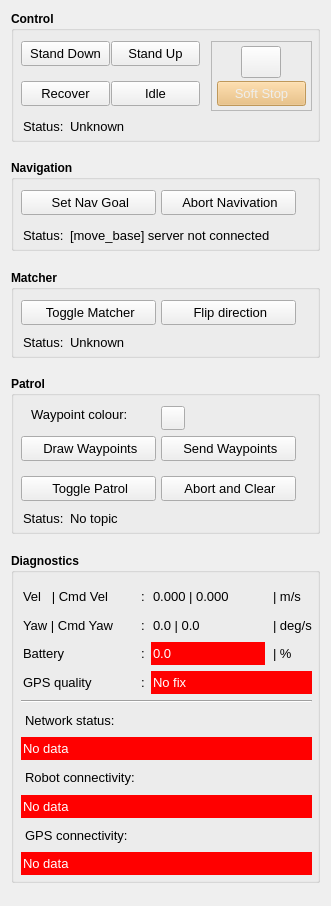
This is mapviz_plugins/ui/ugi_basestation_config.ui in ICE9-Robotics/mapviz as Qt 5 draws it before an edit. The edited form follows.
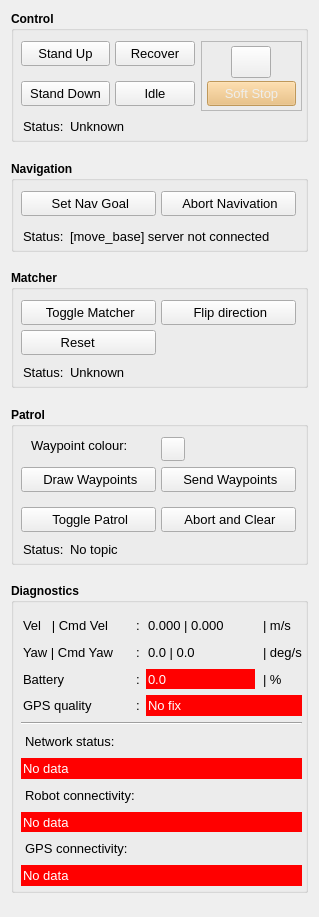
This is the edited form. Icons and pictures are not drawn. Custom widgets are drawn as their Qt base class.

Commit message: added matcher reset

The edit to the form file:
```diff
--- a/mapviz_plugins/ui/ugi_basestation_config.ui
+++ b/mapviz_plugins/ui/ugi_basestation_config.ui
@@ -6,8 +6,8 @@
    <rect>
     <x>0</x>
     <y>0</y>
-    <width>331</width>
-    <height>906</height>
+    <width>319</width>
+    <height>917</height>
    </rect>
   </property>
   <property name="windowTitle">
@@ -37,12 +37,18 @@
      <widget class="QPushButton" name="pushButtonModeIdle">
       <property name="geometry">
        <rect>
-        <x>100</x>
+        <x>104</x>
         <y>70</y>
-        <width>89</width>
+        <width>80</width>
         <height>25</height>
        </rect>
       </property>
+      <property name="minimumSize">
+       <size>
+        <width>80</width>
+        <height>25</height>
+       </size>
+      </property>
       <property name="font">
        <font>
         <pointsize>10</pointsize>
@@ -58,7 +64,7 @@
       <property name="geometry">
        <rect>
         <x>10</x>
-        <y>30</y>
+        <y>70</y>
         <width>89</width>
         <height>25</height>
        </rect>
@@ -77,7 +83,7 @@
      <widget class="QPushButton" name="pushButtonModeUp">
       <property name="geometry">
        <rect>
-        <x>100</x>
+        <x>10</x>
         <y>30</y>
         <width>89</width>
         <height>25</height>
@@ -97,12 +103,18 @@
      <widget class="QPushButton" name="pushButtonModeRecover">
       <property name="geometry">
        <rect>
-        <x>10</x>
-        <y>70</y>
-        <width>89</width>
+        <x>104</x>
+        <y>30</y>
+        <width>80</width>
         <height>25</height>
        </rect>
       </property>
+      <property name="minimumSize">
+       <size>
+        <width>80</width>
+        <height>25</height>
+       </size>
+      </property>
       <property name="font">
        <font>
         <pointsize>10</pointsize>
@@ -117,7 +129,7 @@
      <widget class="QFrame" name="frame">
       <property name="geometry">
        <rect>
-        <x>200</x>
+        <x>190</x>
         <y>30</y>
         <width>101</width>
         <height>70</height>
@@ -554,7 +566,7 @@
      <property name="minimumSize">
       <size>
        <width>0</width>
-       <height>88</height>
+       <height>118</height>
       </size>
      </property>
      <property name="font">
@@ -670,7 +682,7 @@
       <property name="geometry">
        <rect>
         <x>0</x>
-        <y>60</y>
+        <y>90</y>
         <width>311</width>
         <height>27</height>
        </rect>
@@ -733,6 +745,57 @@
        </item>
       </layout>
      </widget>
+     <widget class="QPushButton" name="pushButtonMatcherReset">
+      <property name="geometry">
+       <rect>
+        <x>10</x>
+        <y>60</y>
+        <width>135</width>
+        <height>25</height>
+       </rect>
+      </property>
+      <property name="sizePolicy">
+       <sizepolicy hsizetype="Expanding" vsizetype="Fixed">
+        <horstretch>0</horstretch>
+        <verstretch>0</verstretch>
+       </sizepolicy>
+      </property>
+      <property name="minimumSize">
+       <size>
+        <width>135</width>
+        <height>0</height>
+       </size>
+      </property>
+      <property name="maximumSize">
+       <size>
+        <width>150</width>
+        <height>16777215</height>
+       </size>
+      </property>
+      <property name="font">
+       <font>
+        <pointsize>10</pointsize>
+        <weight>50</weight>
+        <bold>false</bold>
+       </font>
+      </property>
+      <property name="toolTip">
+       <string>&lt;html&gt;&lt;head/&gt;&lt;body&gt;&lt;p&gt;Reset all Matcher data and revert to default transformation.&lt;/p&gt;&lt;/body&gt;&lt;/html&gt;</string>
+      </property>
+      <property name="text">
+       <string>       Reset             </string>
+      </property>
+      <property name="icon">
+       <iconset resource="../../mapviz/src/resources/icons.qrc">
+        <normaloff>:/images/reset_icon.png</normaloff>:/images/reset_icon.png</iconset>
+      </property>
+      <property name="checkable">
+       <bool>false</bool>
+      </property>
+      <property name="checked">
+       <bool>false</bool>
+      </property>
+     </widget>
     </widget>
    </item>
    <item>
@@ -1114,7 +1177,7 @@
      <property name="minimumSize">
       <size>
        <width>0</width>
-       <height>330</height>
+       <height>310</height>
       </size>
      </property>
      <property name="font">
@@ -1131,8 +1194,8 @@
        <rect>
         <x>10</x>
         <y>32</y>
-        <width>291</width>
-        <height>290</height>
+        <width>281</width>
+        <height>271</height>
        </rect>
       </property>
       <layout class="QGridLayout" name="gridLayout">
```
Left out of the diff: 40 changed lines with no effect on the pictures. The commit also changes 5 other files.
